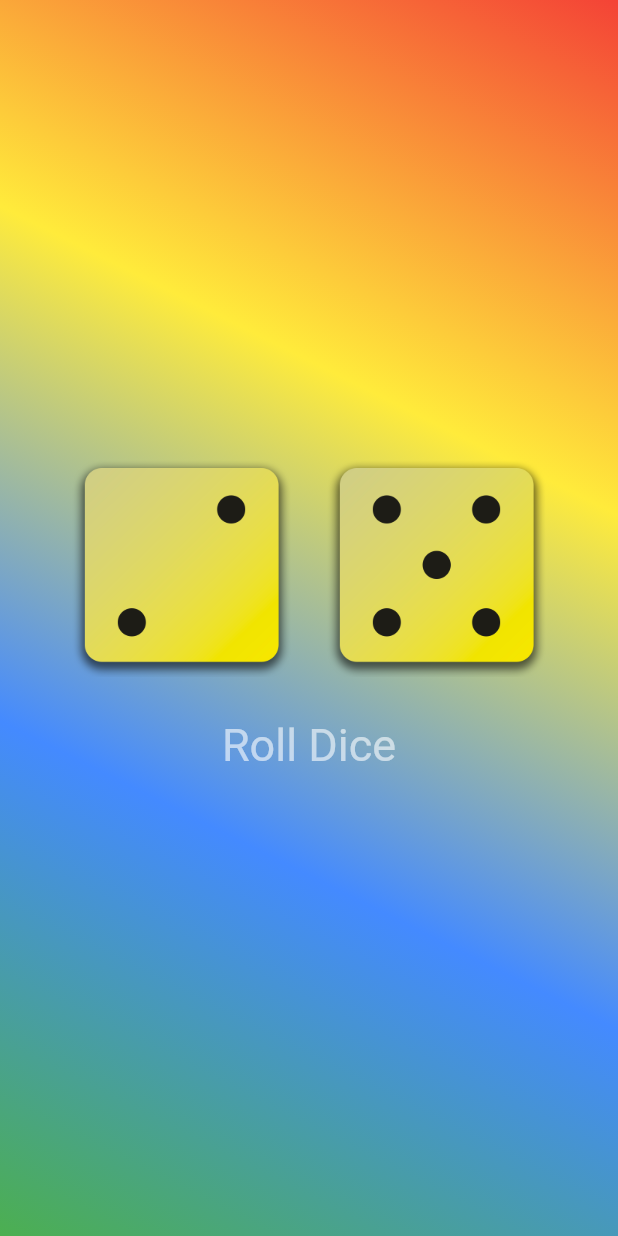
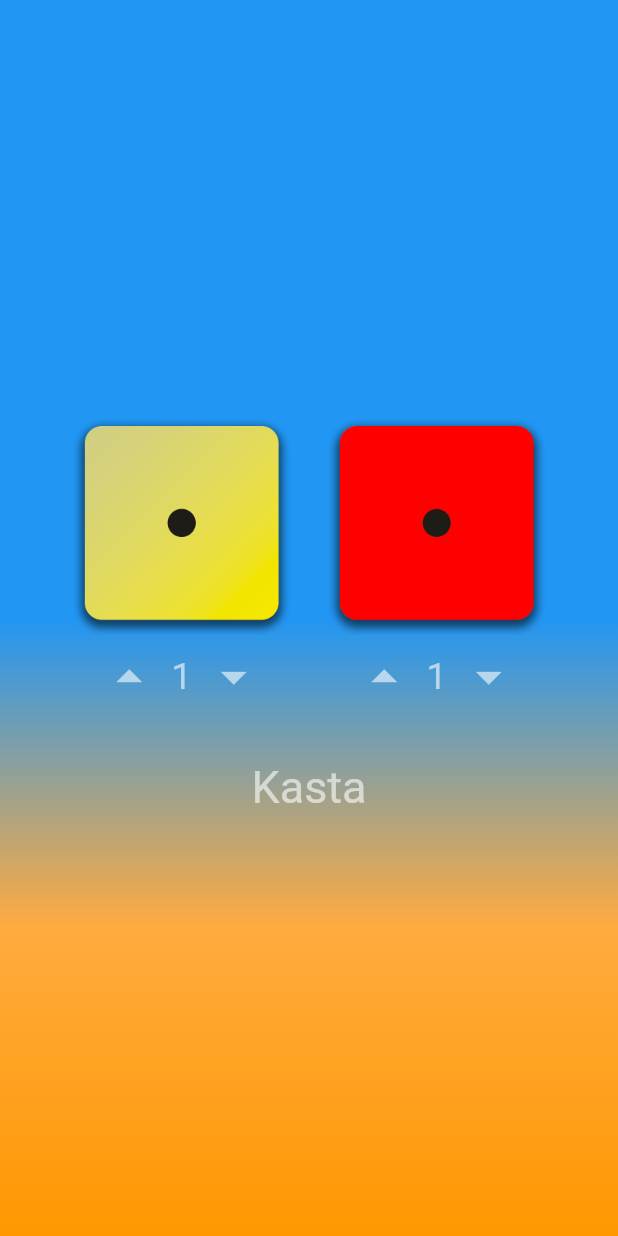
Before and after one commit to TomasGudna/lokaverkntv, a Flutter app: the screen it shows after launch, on a phone screen of 412 x 824 dp. Run offline on Flutter 3.47's test engine with Material 3 defaults, Android fonts, the phone set to English and light mode, and no system bars.

Commit message:
teningar update
bætti við rauðum tening og að maður getur breytt niðurstöðu eftir að hafa kastað

```diff
--- a/lib/dice_roller.dart
+++ b/lib/dice_roller.dart
@@ -1,27 +1,22 @@
 import 'dart:math';
-
 import 'package:flutter/material.dart';
 
 final randomizer = Random();
 
 class DiceRoller extends StatefulWidget {
-  const DiceRoller({super.key});
+  const DiceRoller({Key? key}) : super(key: key);
 
   @override
-  State<DiceRoller> createState() {
-    return _DiceRollerState();
-  }
+  State<DiceRoller> createState() => _DiceRollerState();
 }
 
 class _DiceRollerState extends State<DiceRoller> {
-  var currentDiceRoll = 2;
-  var currentDiceRoll2 = 5;
+  var currentDiceRoll = 1;
+  var currentDiceRoll2 = 1;
 
   void rollDice() {
     setState(() {
       currentDiceRoll = randomizer.nextInt(6) + 1;
-    });
-    setState(() {
       currentDiceRoll2 = randomizer.nextInt(6) + 1;
     });
   }
@@ -34,22 +29,94 @@ class _DiceRollerState extends State<DiceRoller> {
         Row(
           mainAxisAlignment: MainAxisAlignment.center,
           children: [
-            Image.asset(
-              "assets/images/dice-$currentDiceRoll.png",
-              width: 150,
+            Column(
+              children: [
+                Image.asset(
+                  "assets/images/dice-$currentDiceRoll.png",
+                  width: 150,
+                ),
+                Row(
+                  children: [
+                    IconButton(
+                      onPressed: () {
+                        setState(() {
+                          currentDiceRoll = (currentDiceRoll + 1).clamp(1, 6);
+                        });
+                      },
+                      icon: const Icon(Icons.arrow_drop_up,
+                          color: Colors.white60,
+                          size: 40,
+                      ),
+                    ),
+                    Text(
+                      '$currentDiceRoll',
+                      style: const TextStyle(
+                        fontSize: 24,
+                        color: Colors.white60,
+                      ),
+                    ),
+                    IconButton(
+                      onPressed: () {
+                        setState(() {
+                          currentDiceRoll = (currentDiceRoll - 1).clamp(1, 6);
+                        });
+                      },
+                      icon: const Icon(Icons.arrow_drop_down,
+                          color: Colors.white60,
+                          size: 40,
+                      ),
+                    ),
+                  ],
+                ),
+              ],
             ),
             const SizedBox(
               width: 20,
             ),
-            Image.asset(
-              "assets/images/dice-$currentDiceRoll2.png",
-              width: 150,
+            Column(
+              children: [
+                Image.asset(
+                  "assets/images/reddice-$currentDiceRoll2.png",
+                  width: 150,
+                ),
+                Row(
+                  children: [
+                    IconButton(
+                      onPressed: () {
+                        setState(() {
+                          currentDiceRoll2 = (currentDiceRoll2 + 1).clamp(1, 6);
+                        });
+                      },
+                      icon: const Icon(Icons.arrow_drop_up,
+                          color: Colors.white60,
+                          size: 40,
+                      ),
+                    ),
+                    Text(
+                      '$currentDiceRoll2',
+                      style: const TextStyle(
+                        fontSize: 24,
+                        color: Colors.white60,
+                      ),
+                    ),
+                    IconButton(
+                      onPressed: () {
+                        setState(() {
+                          currentDiceRoll2 = (currentDiceRoll2 - 1).clamp(1, 6);
+                        });
+                      },
+                      icon: const Icon(Icons.arrow_drop_down,
+                          color: Colors.white60,
+                          size: 40,
+                      ),
+                    ),
+                  ],
+                ),
+              ],
             ),
           ],
         ),
-        const SizedBox(
-          height: 20,
-        ),
+        const SizedBox(height: 20),
         TextButton(
           onPressed: rollDice,
           style: TextButton.styleFrom(
@@ -58,7 +125,7 @@ class _DiceRollerState extends State<DiceRoller> {
               fontSize: 30,
             ),
           ),
-          child: const Text("Roll Dice"),
+          child: const Text("Kasta"),
         ),
       ],
     );
--- a/lib/gradientContainerRGBY.dart
+++ b/lib/gradientContainerRGBY.dart
@@ -1,39 +1,44 @@
 import 'package:flutter/material.dart';
+import 'package:lokaverk/Vitni.dart';
 
 import 'dice_roller.dart';
 // import 'package:vonandi/flotturTexti.dart';
 
-const flottAlignment = Alignment.topRight;
-const flottEndAlignment = Alignment.bottomLeft;
+
 
 class GradientContainerRGBY extends StatelessWidget {
   const GradientContainerRGBY(
-      this.color1, this.color2, this.color3, this.color4,
+      this.color1, this.color2, this.color3,
       {super.key});
 
   const GradientContainerRGBY.litir({super.key})
-      : color1 = Colors.red,
-        color2 = Colors.yellow,
-        color3 = Colors.blueAccent,
-        color4 = Colors.green;
+      : color1 = Colors.blue,
+        color2 = Colors.orangeAccent,
+        color3 = Colors.orange;
+
 
   final Color color1;
   final Color color2;
   final Color color3;
-  final Color color4;
+
 
   @override
   Widget build(context) {
     return Container(
       decoration: BoxDecoration(
         gradient: LinearGradient(
-          colors: [color1, color2, color3, color4],
-          begin: flottAlignment,
-          end: flottEndAlignment,
+          colors: [color1, color2, color3 ],
+          begin: Alignment.center,
+          end: Alignment.bottomCenter,
         ),
       ),
-      child: Center(
-        child: DiceRoller(),
+      child: const Column(
+        mainAxisAlignment: MainAxisAlignment.center,
+        children: [
+
+          DiceRoller(), // Add DiceRoller widget
+
+        ],
       ),
     );
   }
--- a/lib/main.dart
+++ b/lib/main.dart
@@ -1,12 +1,12 @@
 import 'package:flutter/material.dart';
 
 import 'gradientContainerRGBY.dart';
+import 'package:lokaverk/Vitni.dart';
 
 void main() {
   runApp(
     const MaterialApp(
       home: Scaffold(
-        backgroundColor: Colors.green,
         body: GradientContainerRGBY.litir(),
       ),
     ),
--- /dev/null
+++ b/lib/nidurstodur.dart
@@ -0,0 +1 @@
+//setja i format
--- a/pubspec.yaml
+++ b/pubspec.yaml
@@ -66,6 +66,12 @@ flutter:
     - assets/images/dice-4.png
     - assets/images/dice-5.png
     - assets/images/dice-6.png
+    - assets/images/reddice-1.png
+    - assets/images/reddice-2.png
+    - assets/images/reddice-3.png
+    - assets/images/reddice-4.png
+    - assets/images/reddice-5.png
+    - assets/images/reddice-6.png
 
   # An image asset can refer to one or more resolution-specific "variants", see
   # https://flutter.dev/assets-and-images/#resolution-aware
```
Also changed, not shown: lib/Vitni.dart (+28 -15 lines), lib/flotturTexti.dart (deleted, +0 -20 lines), assets/images/reddice-1.png (added), assets/images/reddice-2.png (added), assets/images/reddice-3.png (added), assets/images/reddice-4.png (added), assets/images/reddice-5.png (added), assets/images/reddice-6.png (added), lib/nidurstodur_stadsetningar.dart (added).
